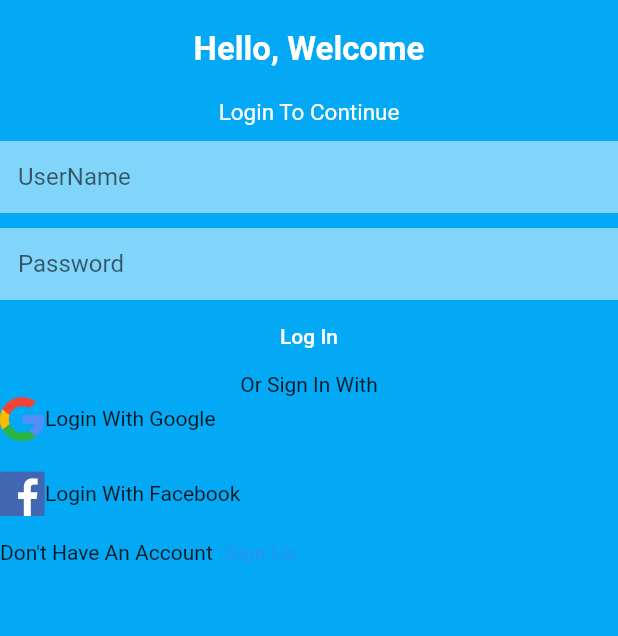
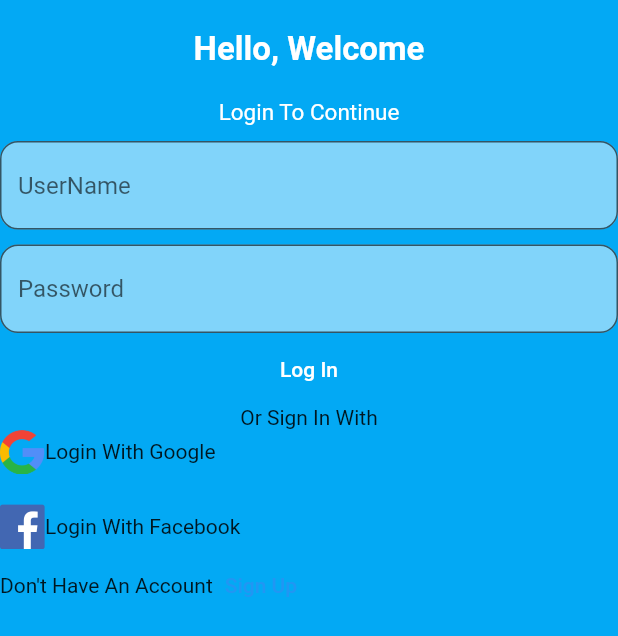
Before and after one commit to flutter-preview/AbdulRahmanMudasser-Flutter-Tutorial, a Flutter app: the screen it shows after launch, on a phone screen of 412 x 824 dp. Shown: the top 636 px of the screen. Run offline on Flutter 3.47's test engine with Material 2 defaults, Android fonts, the light colour scheme and no system bars.

Commit message:
OutlineInputBorder

```diff
--- a/lib/login_page.dart
+++ b/lib/login_page.dart
@@ -34,18 +34,26 @@ class LoginPage extends StatelessWidget {
           TextField(
             decoration: InputDecoration(
               hintText: "UserName",
-              border: InputBorder.none,
+              border: const OutlineInputBorder(
+                borderRadius: BorderRadius.all(
+                  Radius.circular(12),
+                ),
+              ),
               filled: true,
               fillColor: Colors.white.withOpacity(0.5),
             ),
           ),
-          SizedBox(
+          const SizedBox(
             height: 10,
           ),
           TextField(
             decoration: InputDecoration(
               hintText: "Password",
-              border: InputBorder.none,
+              border: const OutlineInputBorder(
+                borderRadius: BorderRadius.all(
+                  Radius.circular(12),
+                ),
+              ),
               filled: true,
               fillColor: Colors.white.withOpacity(0.5),
             ),
```
